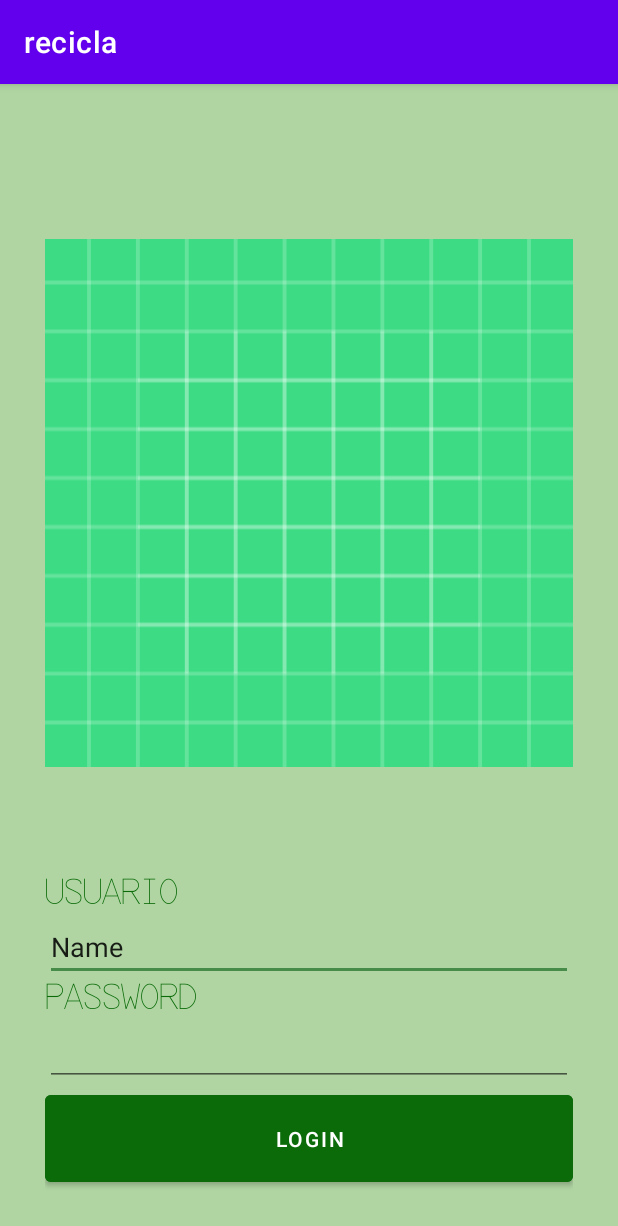
After one commit to arturolumev/appmovil, an Android app: the Login screen opened directly, with no data from a screen before it, on a phone screen of 412 x 824 dp. The commit adds this screen. Shown: the top 1226 px of the screen. Run offline under Robolectric (Android 15) with nearby library versions, the phone set to English and light mode, and no system bars.

Commit message:
vista calendario y login

```diff
--- a/app/build.gradle
+++ b/app/build.gradle
@@ -1,6 +1,7 @@
 plugins {
     id 'com.android.application'
     id 'org.jetbrains.kotlin.android'
+    id 'kotlin-android-extensions'
 }
 
 android {
@@ -37,6 +38,7 @@ dependencies {
     implementation 'androidx.appcompat:appcompat:1.4.1'
     implementation 'com.google.android.material:material:1.5.0'
     implementation 'androidx.constraintlayout:constraintlayout:2.1.3'
+    implementation 'com.github.tizisdeepan:eventscalendar:1.6.1'
     testImplementation 'junit:junit:4.13.2'
     androidTestImplementation 'androidx.test.ext:junit:1.1.3'
     androidTestImplementation 'androidx.test.espresso:espresso-core:3.4.0'
--- /dev/null
+++ b/app/src/main/java/com/example/recicla/Login.kt
@@ -0,0 +1,11 @@
+package com.example.recicla
+
+import androidx.appcompat.app.AppCompatActivity
+import android.os.Bundle
+
+class Login : AppCompatActivity() {
+    override fun onCreate(savedInstanceState: Bundle?) {
+        super.onCreate(savedInstanceState)
+        setContentView(R.layout.activity_login)
+    }
+}
--- /dev/null
+++ b/app/src/main/res/layout/activity_login.xml
@@ -0,0 +1,59 @@
+<?xml version="1.0" encoding="utf-8"?>
+<LinearLayout xmlns:android="http://schemas.android.com/apk/res/android"
+    xmlns:app="http://schemas.android.com/apk/res-auto"
+    xmlns:tools="http://schemas.android.com/tools"
+    android:layout_width="match_parent"
+    android:layout_height="match_parent"
+    android:orientation="vertical"
+    tools:context=".Login"
+    android:background="@color/verde_primario"
+    android:padding="30dp">
+
+    <ImageView
+        android:id="@+id/logo_app"
+        android:layout_width="match_parent"
+        android:layout_height="wrap_content"
+        app:srcCompat="@drawable/ic_launcher_background"
+        android:layout_weight="1"/>
+
+    <TextView
+        android:id="@+id/textView"
+        android:layout_width="match_parent"
+        android:layout_height="wrap_content"
+        android:fontFamily="@font/secrcode"
+        android:text="USUARIO"
+        android:textColor="@color/verde_oscuro"
+        android:textSize="24sp"
+        />
+
+    <EditText
+        android:id="@+id/txtusuario"
+        android:layout_width="match_parent"
+        android:layout_height="wrap_content"
+        android:ems="10"
+        android:inputType="textPersonName"
+        android:text="Name" />
+
+    <TextView
+        android:id="@+id/textView2"
+        android:layout_width="match_parent"
+        android:layout_height="wrap_content"
+        android:fontFamily="@font/secrcode"
+        android:text="PASSWORD"
+        android:textColor="@color/verde_oscuro"
+        android:textSize="24sp" />
+
+    <EditText
+        android:id="@+id/editTextTextPassword"
+        android:layout_width="match_parent"
+        android:layout_height="wrap_content"
+        android:ems="10"
+        android:inputType="textPassword" />
+
+    <Button
+        android:id="@+id/button2"
+        android:layout_width="match_parent"
+        android:layout_height="70dp"
+        android:backgroundTint="@color/verde_oscuro"
+        android:text="login" />
+</LinearLayout>
--- a/app/src/main/res/values/colors.xml
+++ b/app/src/main/res/values/colors.xml
@@ -3,8 +3,11 @@
     <color name="purple_200">#FFBB86FC</color>
     <color name="purple_500">#FF6200EE</color>
     <color name="purple_700">#FF3700B3</color>
-    <color name="teal_200">#FF03DAC5</color>
+    <color name="teal_200">#488C49</color>
     <color name="teal_700">#FF018786</color>
     <color name="black">#FF000000</color>
     <color name="white">#FFFFFFFF</color>
+    <color name="verde_primario">#B0D5A3</color>
+    <color name="verde_secundario">#488C49</color>
+    <color name="verde_oscuro">#0B6B09</color>
 </resources>
--- a/build.gradle
+++ b/build.gradle
@@ -2,7 +2,7 @@
 plugins {
     id 'com.android.application' version '7.1.3' apply false
     id 'com.android.library' version '7.1.3' apply false
-    id 'org.jetbrains.kotlin.android' version '1.5.30' apply false
+    id 'org.jetbrains.kotlin.android' version '1.6.10' apply false
 }
 
 task clean(type: Delete) {
--- a/gradle.properties
+++ b/gradle.properties
@@ -15,6 +15,7 @@ org.gradle.jvmargs=-Xmx2048m -Dfile.encoding=UTF-8
 # Android operating system, and which are packaged with your app"s APK
 # https://developer.android.com/topic/libraries/support-library/androidx-rn
 android.useAndroidX=true
+android.enableJetifier=true
 # Kotlin code style for this project: "official" or "obsolete":
 kotlin.code.style=official
 # Enables namespacing of each library's R class so that its R class includes only the
--- a/settings.gradle
+++ b/settings.gradle
@@ -10,6 +10,7 @@ dependencyResolutionManagement {
     repositories {
         google()
         mavenCentral()
+        maven{ url 'https://www.jitpack.io' }
     }
 }
 rootProject.name = "recicla"
```
Also changed, not shown: app/src/main/AndroidManifest.xml (+9 -0 lines), app/src/main/java/com/example/recicla/CalendarEvents.kt (added, +48 -0 lines), app/src/main/java/com/example/recicla/EventoDetalle.kt (added, +25 -0 lines), app/src/main/java/com/example/recicla/MainActivity.kt (+11 -0 lines), app/src/main/res/layout/activity_calendar_events.xml (added, +33 -0 lines), app/src/main/res/layout/activity_evento_detalle.xml (added, +56 -0 lines), app/src/main/res/layout/activity_main.xml (+11 -8 lines), app/src/main/res/font/secrcode.ttf (added).
